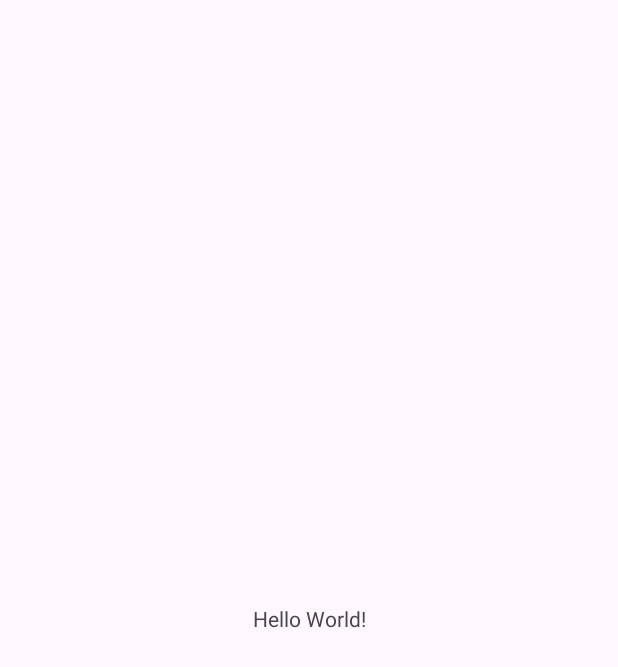
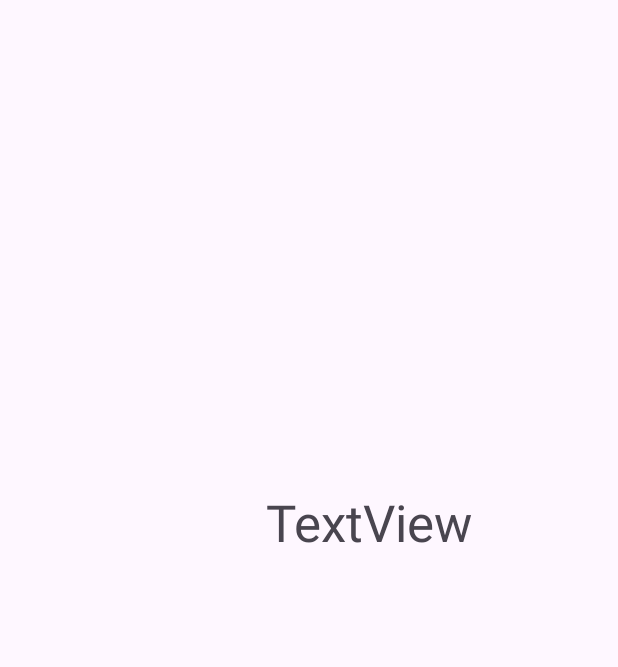
Before and after one commit to A0Ghoneim/Aklah, an Android app: the screen it shows after launch (MainActivity before the commit, SecondActivity after it), on a phone screen of 412 x 824 dp. Before the commit the part shown is almost empty. Shown: the top 667 px of the screen. Run offline under Robolectric (Android 15) with nearby library versions, the light colour scheme and no system bars.

Commit message:
adding another commit to try and merge with the master

```diff
--- a/app/build.gradle
+++ b/app/build.gradle
@@ -33,6 +33,7 @@ dependencies {
     implementation 'androidx.appcompat:appcompat:1.6.1'
     implementation 'com.google.android.material:material:1.11.0'
     implementation 'androidx.constraintlayout:constraintlayout:2.1.4'
+    implementation "com.airbnb.android:lottie:6.3.0"
     testImplementation 'junit:junit:4.13.2'
     androidTestImplementation 'androidx.test.ext:junit:1.1.5'
     androidTestImplementation 'androidx.test.espresso:espresso-core:3.5.1'
--- a/app/src/main/AndroidManifest.xml
+++ b/app/src/main/AndroidManifest.xml
@@ -13,6 +13,9 @@
         android:theme="@style/Theme.Aklah"
         tools:targetApi="31">
         <activity
+            android:name=".SecondActivity"
+            android:exported="false" />
+        <activity
             android:name=".MainActivity"
             android:exported="true">
             <intent-filter>
--- a/app/src/main/java/com/example/aklah/MainActivity.java
+++ b/app/src/main/java/com/example/aklah/MainActivity.java
@@ -1,8 +1,13 @@
 package com.example.aklah;
 
+import androidx.annotation.NonNull;
 import androidx.appcompat.app.AppCompatActivity;
 
+import android.animation.Animator;
+import android.content.Intent;
 import android.os.Bundle;
+
+import com.airbnb.lottie.LottieAnimationView;
 
 public class MainActivity extends AppCompatActivity {
 
@@ -10,7 +15,30 @@ public class MainActivity extends AppCompatActivity {
     protected void onCreate(Bundle savedInstanceState) {
         super.onCreate(savedInstanceState);
         setContentView(R.layout.activity_main);
-        String s = "hello world";
-        int we = 5;
+
+        LottieAnimationView animationView = findViewById(R.id.animationView);
+        animationView.addAnimatorListener(new Animator.AnimatorListener() {
+            @Override
+            public void onAnimationStart(@NonNull Animator animator) {
+
+            }
+
+            @Override
+            public void onAnimationEnd(@NonNull Animator animator) {
+                Intent intent = new Intent(MainActivity.this,SecondActivity.class);
+                startActivity(intent);
+
+            }
+
+            @Override
+            public void onAnimationCancel(@NonNull Animator animator) {
+
+            }
+
+            @Override
+            public void onAnimationRepeat(@NonNull Animator animator) {
+
+            }
+        });
     }
 }
--- /dev/null
+++ b/app/src/main/java/com/example/aklah/SecondActivity.java
@@ -0,0 +1,14 @@
+package com.example.aklah;
+
+import androidx.appcompat.app.AppCompatActivity;
+
+import android.os.Bundle;
+
+public class SecondActivity extends AppCompatActivity {
+
+    @Override
+    protected void onCreate(Bundle savedInstanceState) {
+        super.onCreate(savedInstanceState);
+        setContentView(R.layout.activity_second);
+    }
+}
--- /dev/null
+++ b/app/src/main/res/layout/activity_second.xml
@@ -0,0 +1,19 @@
+<?xml version="1.0" encoding="utf-8"?>
+<androidx.constraintlayout.widget.ConstraintLayout xmlns:android="http://schemas.android.com/apk/res/android"
+    xmlns:app="http://schemas.android.com/apk/res-auto"
+    xmlns:tools="http://schemas.android.com/tools"
+    android:layout_width="match_parent"
+    android:layout_height="match_parent"
+    tools:context=".SecondActivity">
+
+    <TextView
+        android:id="@+id/textView"
+        android:layout_width="wrap_content"
+        android:layout_height="wrap_content"
+        android:layout_marginTop="325dp"
+        android:layout_marginEnd="97dp"
+        android:text="TextView"
+        android:textSize="34sp"
+        app:layout_constraintEnd_toEndOf="parent"
+        app:layout_constraintTop_toTopOf="parent" />
+</androidx.constraintlayout.widget.ConstraintLayout>
```
Also changed, not shown: app/src/main/res/layout/activity_main.xml (+9 -5 lines), app/src/main/res/raw/aklahanimationv1.json (added, +1 -0 lines).
